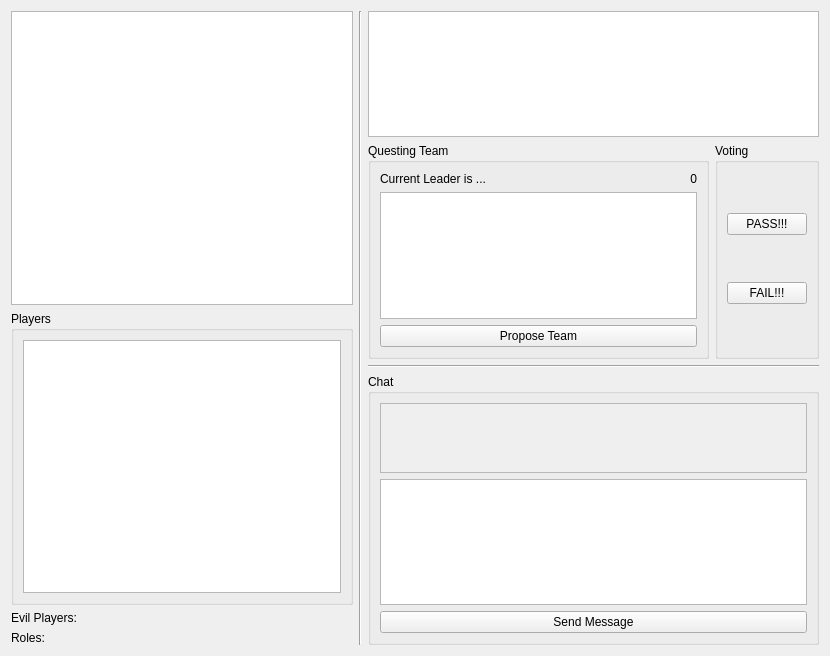
This is src/gui/gamewindow.ui in JRandomHacker/CS429-Avalon as Qt 5 draws it before an edit. The edited form follows.
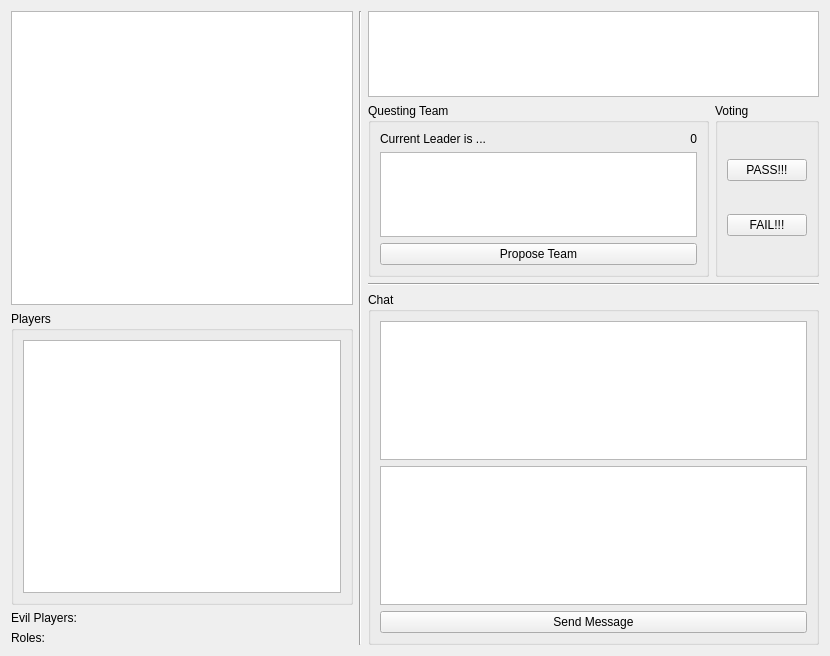
This is the edited form.

Commit message: Chat gui support--not fully tested

```diff
--- a/src/gui/gamewindow.ui
+++ b/src/gui/gamewindow.ui
@@ -115,6 +115,9 @@
           <property name="editTriggers">
            <set>QAbstractItemView::NoEditTriggers</set>
           </property>
+          <attribute name="verticalHeaderVisible">
+           <bool>false</bool>
+          </attribute>
          </widget>
         </item>
         <item row="2" column="0">
@@ -172,21 +175,7 @@
        </property>
        <layout class="QVBoxLayout" name="verticalLayout_7">
         <item>
-         <widget class="QScrollArea" name="scrollArea">
-          <property name="widgetResizable">
-           <bool>true</bool>
-          </property>
-          <widget class="QWidget" name="scrollAreaWidgetContents">
-           <property name="geometry">
-            <rect>
-             <x>0</x>
-             <y>0</y>
-             <width>426</width>
-             <height>69</height>
-            </rect>
-           </property>
-          </widget>
-         </widget>
+         <widget class="QListView" name="chatList"/>
         </item>
         <item>
          <widget class="QTextEdit" name="textEdit"/>
```
Left out of the diff: 2 changed lines with no effect on the pictures. The commit also changes 2 other files.
